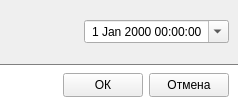
Eveler/cpp_libs, file MWidgets/MReportViewer/MDateDialog/mdatedialog.ui: the form before one commit.
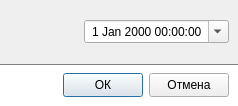
The form after the commit. Icons and pictures are not drawn.

Diff of the .ui file:
```diff
--- a/MWidgets/MReportViewer/MDateDialog/mdatedialog.ui
+++ b/MWidgets/MReportViewer/MDateDialog/mdatedialog.ui
@@ -6,7 +6,7 @@
    <rect>
     <x>0</x>
     <y>0</y>
-    <width>222</width>
+    <width>227</width>
     <height>106</height>
    </rect>
   </property>
@@ -165,7 +165,7 @@
        </spacer>
       </item>
       <item>
-       <widget class="QToolButton" name="tBt_Ok">
+       <widget class="QPushButton" name="tBt_Ok">
         <property name="minimumSize">
          <size>
           <width>80</width>
@@ -175,6 +175,9 @@
         <property name="text">
          <string>ОК</string>
         </property>
+        <property name="default">
+         <bool>true</bool>
+        </property>
        </widget>
       </item>
       <item>
```
Left out of the diff: 65 changed lines with no effect on the pictures.
